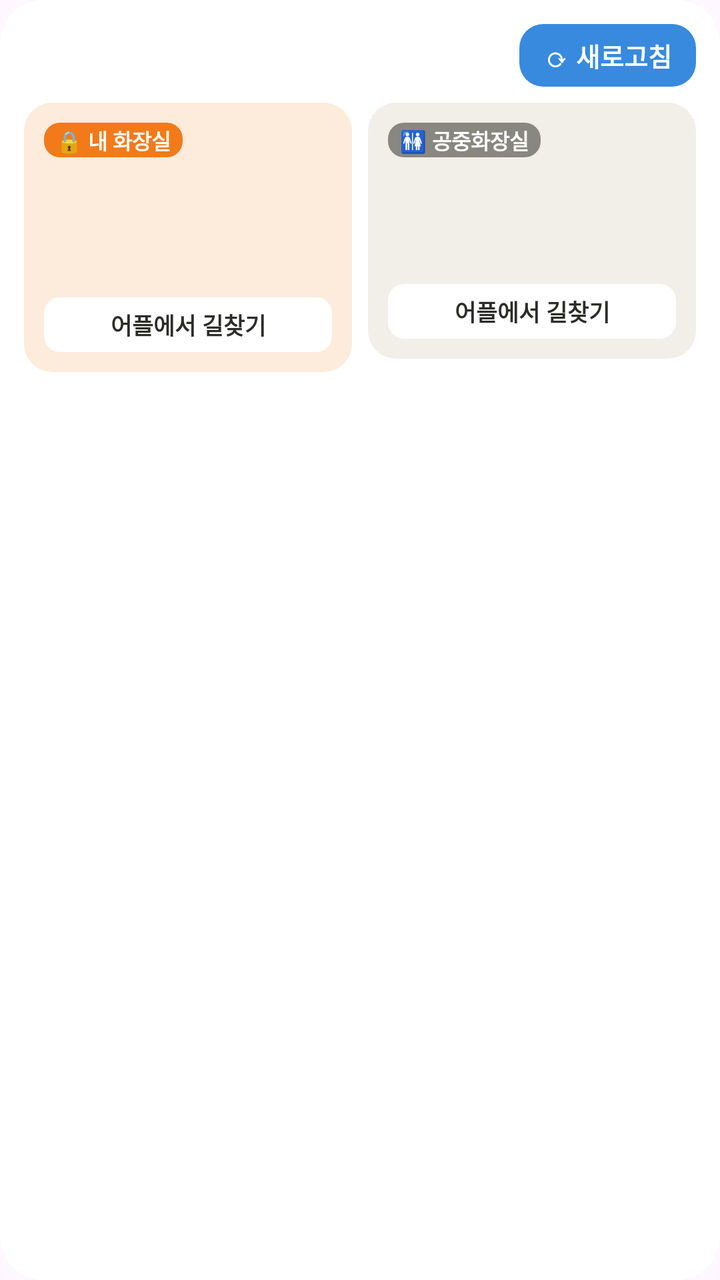
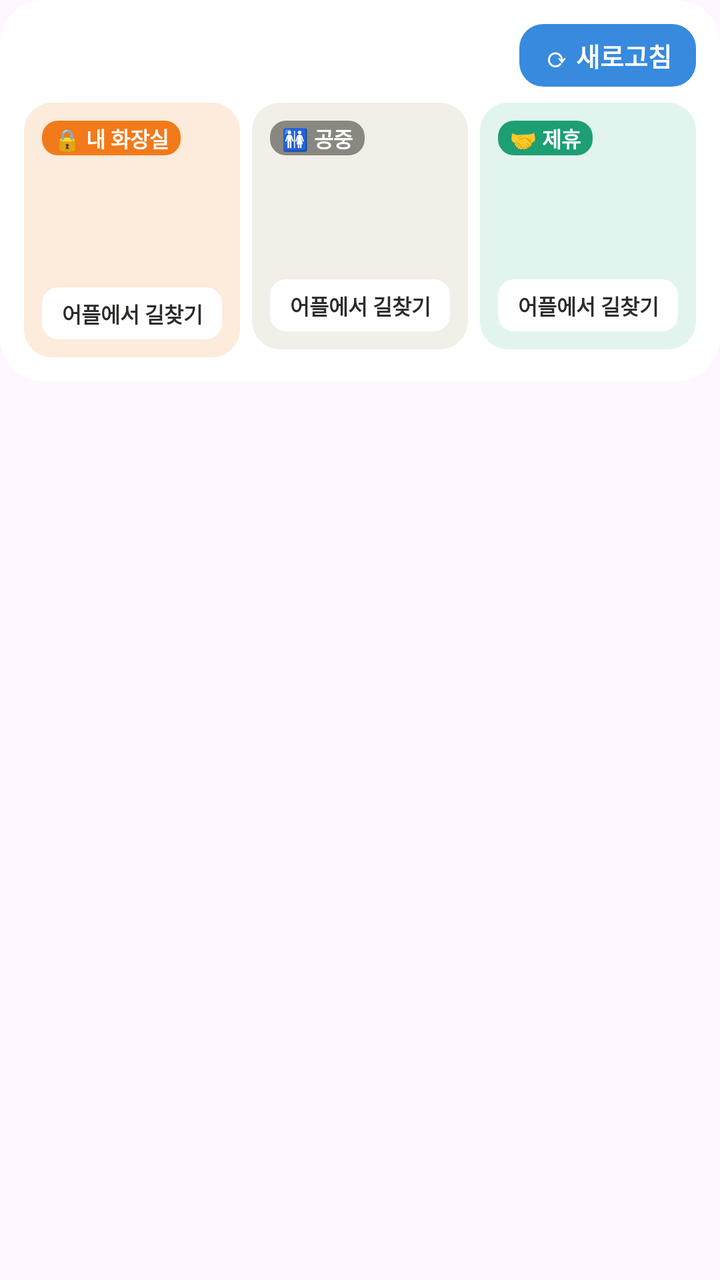

Two renders of the same Android screen: before a commit and after it. Below are the layout's source before the change and the commit's diff.
<!-- AndroidManifest.xml: application theme AppTheme -->
<!-- res/layout/widget_nearest.xml -->
<?xml version="1.0" encoding="utf-8"?>
<LinearLayout xmlns:android="http://schemas.android.com/apk/res/android"
    android:id="@+id/w_root"
    android:layout_width="match_parent" android:layout_height="match_parent"
    android:orientation="vertical" android:padding="12dp"
    android:background="@drawable/widget_bg">

    <LinearLayout android:layout_width="match_parent" android:layout_height="wrap_content"
        android:orientation="horizontal" android:gravity="center_vertical">
        <TextView android:id="@+id/w_title"
            android:layout_width="0dp" android:layout_height="wrap_content" android:layout_weight="1"
            android:textSize="11sp" android:textColor="#888780" android:textStyle="bold"
            android:maxLines="1" android:ellipsize="end" />
        <TextView android:id="@+id/w_refresh"
            android:layout_width="wrap_content" android:layout_height="wrap_content"
            android:text="⟳ 새로고침" android:textSize="13sp" android:textColor="#FFFFFF" android:textStyle="bold"
            android:paddingStart="12dp" android:paddingEnd="12dp" android:paddingTop="6dp" android:paddingBottom="6dp"
            android:background="@drawable/widget_refresh_bg" />
    </LinearLayout>

    <LinearLayout android:layout_width="match_parent" android:layout_height="wrap_content"
        android:layout_marginTop="8dp" android:orientation="horizontal">

        
        <LinearLayout android:id="@+id/w_mine"
            android:layout_width="0dp" android:layout_height="wrap_content" android:layout_weight="1"
            android:layout_marginEnd="4dp" android:orientation="vertical" android:padding="10dp"
            android:background="@drawable/widget_card_mine">
            <TextView android:layout_width="wrap_content" android:layout_height="wrap_content"
                android:text="🔒 내 화장실" android:textSize="10.5sp" android:textColor="#FFFFFF" android:textStyle="bold"
                android:paddingStart="6dp" android:paddingEnd="6dp" android:paddingTop="1dp" android:paddingBottom="1dp"
                android:background="@drawable/widget_tag_orange" />
            <TextView android:id="@+id/w_m_name"
                android:layout_width="match_parent" android:layout_height="wrap_content" android:layout_marginTop="4dp"
                android:textSize="14sp" android:textColor="#2C2C2A" android:textStyle="bold" android:maxLines="1" android:ellipsize="end" />
            <TextView android:id="@+id/w_m_sub"
                android:layout_width="match_parent" android:layout_height="wrap_content"
                android:textSize="11sp" android:textColor="#5F5E5A" android:maxLines="1" android:ellipsize="end" />
            <TextView android:id="@+id/w_m_pw"
                android:layout_width="match_parent" android:layout_height="wrap_content" android:layout_marginTop="2dp"
                android:textSize="18sp" android:textColor="#2C2C2A" android:textStyle="bold" android:maxLines="1" />
            <TextView android:id="@+id/w_m_go"
                android:layout_width="match_parent" android:layout_height="wrap_content" android:layout_marginTop="6dp"
                android:text="어플에서 길찾기" android:gravity="center" android:textSize="11.5sp" android:textColor="#2C2C2A" android:textStyle="bold"
                android:paddingTop="5dp" android:paddingBottom="5dp" android:background="@drawable/widget_btn_bg" />
        </LinearLayout>

        
        <LinearLayout android:id="@+id/w_pub"
            android:layout_width="0dp" android:layout_height="wrap_content" android:layout_weight="1"
            android:layout_marginStart="4dp" android:orientation="vertical" android:padding="10dp"
            android:background="@drawable/widget_card_pub">
            <TextView android:id="@+id/w_p_tag"
                android:layout_width="wrap_content" android:layout_height="wrap_content"
                android:text="🚻 공중화장실" android:textSize="10.5sp" android:textColor="#FFFFFF" android:textStyle="bold"
                android:paddingStart="6dp" android:paddingEnd="6dp" android:paddingTop="1dp" android:paddingBottom="1dp"
                android:background="@drawable/widget_tag_gray" />
            <TextView android:id="@+id/w_p_name"
                android:layout_width="match_parent" android:layout_height="wrap_content" android:layout_marginTop="4dp"
                android:textSize="14sp" android:textColor="#2C2C2A" android:textStyle="bold" android:maxLines="1" android:ellipsize="end" />
            <TextView android:id="@+id/w_p_sub"
                android:layout_width="match_parent" android:layout_height="wrap_content"
                android:textSize="11sp" android:textColor="#5F5E5A" android:maxLines="1" android:ellipsize="end" />
            <TextView android:id="@+id/w_p_pw"
                android:layout_width="match_parent" android:layout_height="wrap_content" android:layout_marginTop="2dp"
                android:textSize="13sp" android:textColor="#5F5E5A" android:textStyle="bold" android:maxLines="1" android:ellipsize="end" />
            <TextView android:id="@+id/w_p_go"
                android:layout_width="match_parent" android:layout_height="wrap_content" android:layout_marginTop="6dp"
                android:text="어플에서 길찾기" android:gravity="center" android:textSize="11.5sp" android:textColor="#2C2C2A" android:textStyle="bold"
                android:paddingTop="5dp" android:paddingBottom="5dp" android:background="@drawable/widget_btn_bg" />
        </LinearLayout>
    </LinearLayout>
</LinearLayout>
<!-- resources referenced by this layout -->
<resources>
  <!-- drawable widget_bg (drawable) -->
  <?xml version="1.0" encoding="utf-8"?>
  <shape xmlns:android="http://schemas.android.com/apk/res/android" android:shape="rectangle">
      <solid android:color="#F7FFFFFF" />
      <corners android:radius="22dp" />
  </shape>
  <!-- drawable widget_btn_bg (drawable) -->
  <?xml version="1.0" encoding="utf-8"?>
  <shape xmlns:android="http://schemas.android.com/apk/res/android" android:shape="rectangle">
      <solid android:color="#FFFFFFFF" />
      <corners android:radius="8dp" />
  </shape>
  <!-- drawable widget_card_mine (drawable) -->
  <?xml version="1.0" encoding="utf-8"?>
  <shape xmlns:android="http://schemas.android.com/apk/res/android" android:shape="rectangle">
      <solid android:color="#FFFDEBDC" />
      <corners android:radius="14dp" />
  </shape>
  <!-- drawable widget_card_pub (drawable) -->
  <?xml version="1.0" encoding="utf-8"?>
  <shape xmlns:android="http://schemas.android.com/apk/res/android" android:shape="rectangle">
      <solid android:color="#FFF1EFE8" />
      <corners android:radius="14dp" />
  </shape>
  <!-- drawable widget_refresh_bg (drawable) -->
  <?xml version="1.0" encoding="utf-8"?>
  <shape xmlns:android="http://schemas.android.com/apk/res/android" android:shape="rectangle">
      <solid android:color="#FF378ADD" />
      <corners android:radius="12dp" />
  </shape>
  <!-- drawable widget_tag_gray (drawable) -->
  <?xml version="1.0" encoding="utf-8"?>
  <shape xmlns:android="http://schemas.android.com/apk/res/android" android:shape="rectangle">
      <solid android:color="#FF888780" />
      <corners android:radius="8dp" />
  </shape>
  <!-- drawable widget_tag_orange (drawable) -->
  <?xml version="1.0" encoding="utf-8"?>
  <shape xmlns:android="http://schemas.android.com/apk/res/android" android:shape="rectangle">
      <solid android:color="#FFF27A1A" />
      <corners android:radius="8dp" />
  </shape>
  <style name="AppTheme" parent="Theme.Material3.Light.NoActionBar">
          <item name="colorPrimary">#378ADD</item>
          <item name="colorOnPrimary">#FFFFFF</item>
          <item name="colorSecondary">#1D9E75</item>
          <item name="android:statusBarColor">@android:color/transparent</item>
          <item name="android:navigationBarColor">@android:color/transparent</item>
          <item name="bottomSheetDialogTheme">@style/GlassSheet</item>
      </style>
  <style name="GlassSheet" parent="Theme.Material3.Light.BottomSheetDialog">
          <item name="bottomSheetStyle">@style/GlassSheetStyle</item>
          <item name="android:backgroundDimAmount">0.18</item>
          <item name="colorPrimary">#378ADD</item>
      </style>
  <style name="GlassSheetStyle" parent="Widget.Material3.BottomSheet.Modal">
          <item name="backgroundTint">@android:color/transparent</item>
      </style>
</resources>

<!-- the commit's change to res/layout/widget_nearest.xml (unified diff, before → after) -->
@@ -1,7 +1,10 @@
 <?xml version="1.0" encoding="utf-8"?>
-<LinearLayout xmlns:android="http://schemas.android.com/apk/res/android"
+<FrameLayout xmlns:android="http://schemas.android.com/apk/res/android"
+    android:layout_width="match_parent" android:layout_height="match_parent">
+<LinearLayout
     android:id="@+id/w_root"
-    android:layout_width="match_parent" android:layout_height="match_parent"
+    android:layout_width="match_parent" android:layout_height="wrap_content"
+    android:layout_gravity="top"
     android:orientation="vertical" android:padding="12dp"
     android:background="@drawable/widget_bg">
 
@@ -24,7 +27,7 @@
         
         <LinearLayout android:id="@+id/w_mine"
             android:layout_width="0dp" android:layout_height="wrap_content" android:layout_weight="1"
-            android:layout_marginEnd="4dp" android:orientation="vertical" android:padding="10dp"
+            android:layout_marginEnd="3dp" android:orientation="vertical" android:padding="9dp"
             android:background="@drawable/widget_card_mine">
             <TextView android:layout_width="wrap_content" android:layout_height="wrap_content"
                 android:text="🔒 내 화장실" android:textSize="10.5sp" android:textColor="#FFFFFF" android:textStyle="bold"
@@ -32,32 +35,32 @@
                 android:background="@drawable/widget_tag_orange" />
             <TextView android:id="@+id/w_m_name"
                 android:layout_width="match_parent" android:layout_height="wrap_content" android:layout_marginTop="4dp"
-                android:textSize="14sp" android:textColor="#2C2C2A" android:textStyle="bold" android:maxLines="1" android:ellipsize="end" />
+                android:textSize="13sp" android:textColor="#2C2C2A" android:textStyle="bold" android:maxLines="1" android:ellipsize="end" />
             <TextView android:id="@+id/w_m_sub"
                 android:layout_width="match_parent" android:layout_height="wrap_content"
                 android:textSize="11sp" android:textColor="#5F5E5A" android:maxLines="1" android:ellipsize="end" />
             <TextView android:id="@+id/w_m_pw"
                 android:layout_width="match_parent" android:layout_height="wrap_content" android:layout_marginTop="2dp"
-                android:textSize="18sp" android:textColor="#2C2C2A" android:textStyle="bold" android:maxLines="1" />
+                android:textSize="16sp" android:textColor="#2C2C2A" android:textStyle="bold" android:maxLines="1" />
             <TextView android:id="@+id/w_m_go"
                 android:layout_width="match_parent" android:layout_height="wrap_content" android:layout_marginTop="6dp"
-                android:text="어플에서 길찾기" android:gravity="center" android:textSize="11.5sp" android:textColor="#2C2C2A" android:textStyle="bold"
+                android:text="어플에서 길찾기" android:gravity="center" android:textSize="10.5sp" android:textColor="#2C2C2A" android:textStyle="bold"
                 android:paddingTop="5dp" android:paddingBottom="5dp" android:background="@drawable/widget_btn_bg" />
         </LinearLayout>
 
         
         <LinearLayout android:id="@+id/w_pub"
             android:layout_width="0dp" android:layout_height="wrap_content" android:layout_weight="1"
-            android:layout_marginStart="4dp" android:orientation="vertical" android:padding="10dp"
+            android:layout_marginStart="3dp" android:layout_marginEnd="3dp" android:orientation="vertical" android:padding="9dp"
             android:background="@drawable/widget_card_pub">
             <TextView android:id="@+id/w_p_tag"
                 android:layout_width="wrap_content" android:layout_height="wrap_content"
-                android:text="🚻 공중화장실" android:textSize="10.5sp" android:textColor="#FFFFFF" android:textStyle="bold"
+                android:text="🚻 공중" android:textSize="10.5sp" android:textColor="#FFFFFF" android:textStyle="bold"
                 android:paddingStart="6dp" android:paddingEnd="6dp" android:paddingTop="1dp" android:paddingBottom="1dp"
                 android:background="@drawable/widget_tag_gray" />
             <TextView android:id="@+id/w_p_name"
                 android:layout_width="match_parent" android:layout_height="wrap_content" android:layout_marginTop="4dp"
-                android:textSize="14sp" android:textColor="#2C2C2A" android:textStyle="bold" android:maxLines="1" android:ellipsize="end" />
+                android:textSize="13sp" android:textColor="#2C2C2A" android:textStyle="bold" android:maxLines="1" android:ellipsize="end" />
             <TextView android:id="@+id/w_p_sub"
                 android:layout_width="match_parent" android:layout_height="wrap_content"
                 android:textSize="11sp" android:textColor="#5F5E5A" android:maxLines="1" android:ellipsize="end" />
@@ -66,8 +69,34 @@
                 android:textSize="13sp" android:textColor="#5F5E5A" android:textStyle="bold" android:maxLines="1" android:ellipsize="end" />
             <TextView android:id="@+id/w_p_go"
                 android:layout_width="match_parent" android:layout_height="wrap_content" android:layout_marginTop="6dp"
-                android:text="어플에서 길찾기" android:gravity="center" android:textSize="11.5sp" android:textColor="#2C2C2A" android:textStyle="bold"
+                android:text="어플에서 길찾기" android:gravity="center" android:textSize="10.5sp" android:textColor="#2C2C2A" android:textStyle="bold"
+                android:paddingTop="5dp" android:paddingBottom="5dp" android:background="@drawable/widget_btn_bg" />
+        </LinearLayout>
+
+        
+        <LinearLayout android:id="@+id/w_ptn"
+            android:layout_width="0dp" android:layout_height="wrap_content" android:layout_weight="1"
+            android:layout_marginStart="3dp" android:orientation="vertical" android:padding="9dp"
+            android:background="@drawable/widget_card_partner">
+            <TextView android:id="@+id/w_t_tag"
+                android:layout_width="wrap_content" android:layout_height="wrap_content"
+                android:text="🤝 제휴" android:textSize="10.5sp" android:textColor="#FFFFFF" android:textStyle="bold"
+                android:paddingStart="6dp" android:paddingEnd="6dp" android:paddingTop="1dp" android:paddingBottom="1dp"
+                android:background="@drawable/widget_tag_green" />
+            <TextView android:id="@+id/w_t_name"
+                android:layout_width="match_parent" android:layout_height="wrap_content" android:layout_marginTop="4dp"
+                android:textSize="13sp" android:textColor="#2C2C2A" android:textStyle="bold" android:maxLines="1" android:ellipsize="end" />
+            <TextView android:id="@+id/w_t_sub"
+                android:layout_width="match_parent" android:layout_height="wrap_content"
+                android:textSize="11sp" android:textColor="#5F5E5A" android:maxLines="1" android:ellipsize="end" />
+            <TextView android:id="@+id/w_t_pw"
+                android:layout_width="match_parent" android:layout_height="wrap_content" android:layout_marginTop="2dp"
+                android:textSize="13sp" android:textColor="#0F6E56" android:textStyle="bold" android:maxLines="1" android:ellipsize="end" />
+            <TextView android:id="@+id/w_t_go"
+                android:layout_width="match_parent" android:layout_height="wrap_content" android:layout_marginTop="6dp"
+                android:text="어플에서 길찾기" android:gravity="center" android:textSize="10.5sp" android:textColor="#2C2C2A" android:textStyle="bold"
                 android:paddingTop="5dp" android:paddingBottom="5dp" android:background="@drawable/widget_btn_bg" />
         </LinearLayout>
     </LinearLayout>
 </LinearLayout>
+</FrameLayout>
<!-- resource entries referenced after the edit -->
@@ -18,6 +18,12 @@
       <solid android:color="#FFFDEBDC" />
       <corners android:radius="14dp" />
   </shape>
+  <!-- drawable widget_card_partner (drawable) -->
+  <?xml version="1.0" encoding="utf-8"?>
+  <shape xmlns:android="http://schemas.android.com/apk/res/android" android:shape="rectangle">
+      <solid android:color="#FFE1F5EE" />
+      <corners android:radius="14dp" />
+  </shape>
   <!-- drawable widget_card_pub (drawable) -->
   <?xml version="1.0" encoding="utf-8"?>
   <shape xmlns:android="http://schemas.android.com/apk/res/android" android:shape="rectangle">
@@ -34,6 +40,12 @@
   <?xml version="1.0" encoding="utf-8"?>
   <shape xmlns:android="http://schemas.android.com/apk/res/android" android:shape="rectangle">
       <solid android:color="#FF888780" />
+      <corners android:radius="8dp" />
+  </shape>
+  <!-- drawable widget_tag_green (drawable) -->
+  <?xml version="1.0" encoding="utf-8"?>
+  <shape xmlns:android="http://schemas.android.com/apk/res/android" android:shape="rectangle">
+      <solid android:color="#FF1D9E75" />
       <corners android:radius="8dp" />
   </shape>
   <!-- drawable widget_tag_orange (drawable) -->
